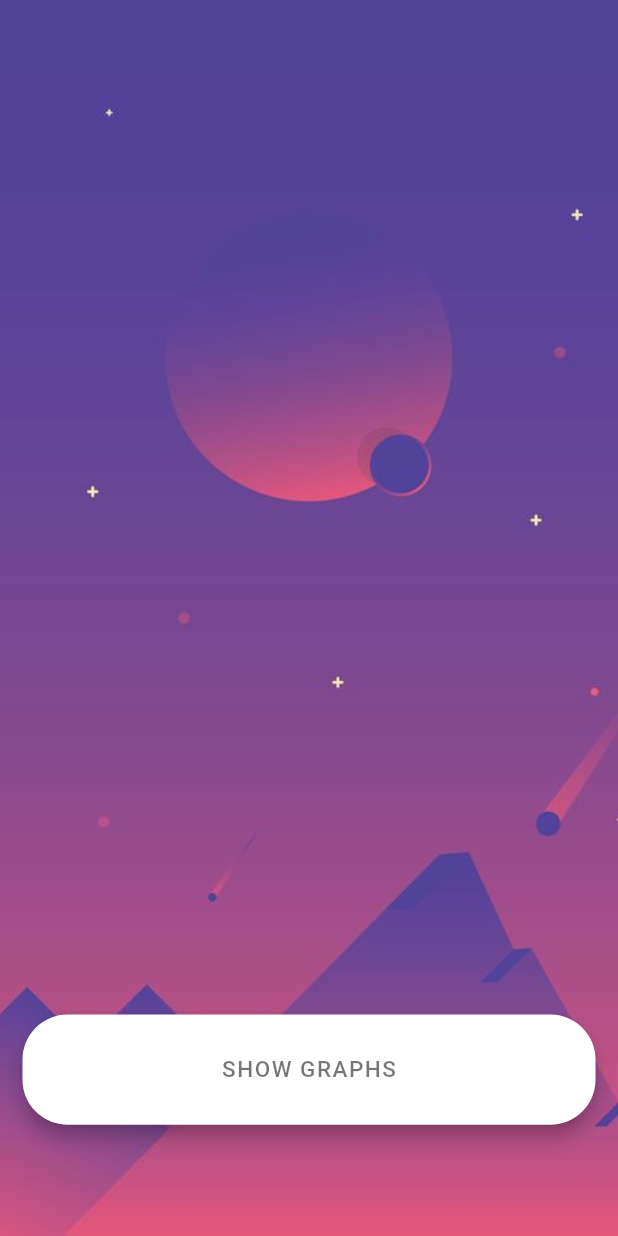
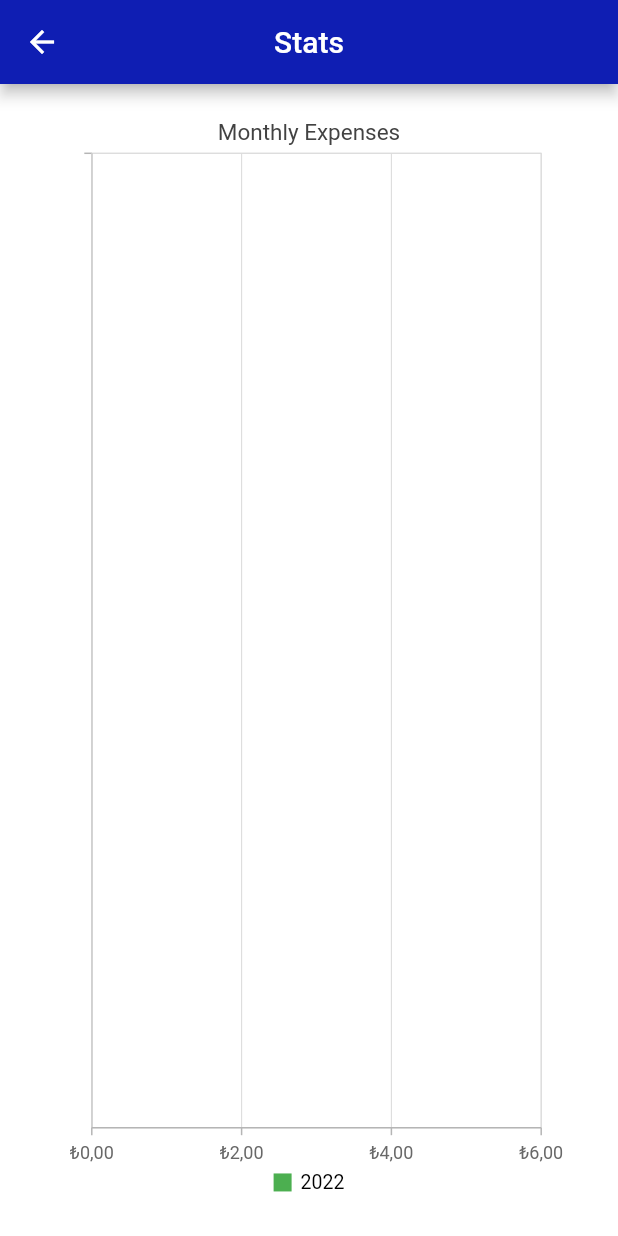
Before and after one commit to caganbicakci/smart_list, a Flutter app: the PreviousOrdersPage screen opened by its route, after a tap on "SHOW GRAPHS", on a phone screen of 412 x 824 dp. Run offline on Flutter 3.47's test engine with Material 2 defaults, Android fonts, the light colour scheme and no system bars; our stand-ins replace bloc, cloud_firestore, equatable, expansion_tile_card, firebase_auth, firebase_core and 8 more; accounts and stored records are empty.

Commit message:
stats page configured

```diff
--- a/lib/bloc/order_bloc/order_bloc.dart
+++ b/lib/bloc/order_bloc/order_bloc.dart
@@ -1,6 +1,9 @@
 import 'package:bloc/bloc.dart';
+import 'package:smart_list/constants/arrays.dart';
 import 'package:smart_list/data/repository/order_repository.dart';
 import 'package:smart_list/models/order.dart';
+
+import '../../models/order_data.dart';
 
 part 'order_event.dart';
 part 'order_state.dart';
@@ -12,8 +15,31 @@ class OrderBloc extends Bloc<OrderEvent, OrderState> {
     on<LoadOrdersEvent>((event, emit) async {
       emit(OrderLoading());
       orders = await orderRepo.getOrders();
-      emit(OrderLoaded(orders: orders!));
-      print(orders);
+      emit(OrderLoaded(orders: orders!, orderDataList: getOrderDataList));
     });
   }
+
+  get getOrderDataList {
+    Map monthlyExpenses = {};
+    List<OrderData> orderDataList = [];
+
+    for (var order in orders!) {
+      var price = order.cost.toStringAsFixed(2);
+      var month = order.date.month;
+      var year = order.date.year;
+      if (year == DateTime.now().year) {
+        if (monthlyExpenses.containsKey(months[month - 1])) {
+          monthlyExpenses[months[month - 1]] += double.parse(price);
+        } else {
+          monthlyExpenses[months[month - 1]] = double.parse(price);
+        }
+      }
+    }
+
+    monthlyExpenses.forEach((key, value) {
+      orderDataList.add(OrderData(key, value));
+    });
+
+    return orderDataList;
+  }
 }
--- a/lib/bloc/order_bloc/order_state.dart
+++ b/lib/bloc/order_bloc/order_state.dart
@@ -10,7 +10,8 @@ class OrderLoading extends OrderState {}
 
 class OrderLoaded extends OrderState {
   final List<Order> orders;
-  const OrderLoaded({required this.orders});
+  final List<OrderData> orderDataList;
+  const OrderLoaded({required this.orders, required this.orderDataList});
 }
 
 class OrderError extends OrderState {}
--- /dev/null
+++ b/lib/constants/arrays.dart
@@ -0,0 +1,14 @@
+List<String> months = [
+  'Jan',
+  'Feb',
+  'Mar',
+  'Apr',
+  'May',
+  'Jun',
+  'Jul',
+  'Aug',
+  'Sep',
+  'Oct',
+  'Nov',
+  'Dec'
+];
--- a/lib/constants/strings.dart
+++ b/lib/constants/strings.dart
@@ -3,7 +3,7 @@
 const String APP_TITLE = 'Smart List';
 
 const String HOME = 'Home';
-const String PAST_PURCHASES = 'Past Purchases';
+const String PREVIOUS_ORDERS = 'Previous Orders';
 const String ABOUT_US = 'About Us';
 
 const String ATTENTION = 'Attention!';
@@ -40,9 +40,14 @@ const String SAVE = 'Save';
 const String CANCEL = 'Cancel';
 
 const String TOTAL_COST = 'Total Cost';
-const String TL_CURRENCY = 'TL';
+const String TL_CURRENCY = '₺';
 
 const String BACK_BTN_TEXT = 'BACK TO SHOPPING';
 const String SHOW_GRAPHS = 'SHOW GRAPHS';
 
 const String CART_IS_EMPTY = 'Cart is Empty!';
+
+const String TL_SYMBOL = '₺';
+const String TR = 'tr';
+
+const String MONTHLY_EXPENSES = 'Monthly Expenses';
--- /dev/null
+++ b/lib/models/order_data.dart
@@ -0,0 +1,5 @@
+class OrderData {
+  String month;
+  double cost;
+  OrderData(this.month, this.cost);
+}
--- a/lib/router/app_router.dart
+++ b/lib/router/app_router.dart
@@ -1,4 +1,5 @@
 import 'package:flutter/material.dart';
+import 'package:smart_list/screens/stats_page.dart';
 import '../screens/auth/password_reset_page.dart';
 import '../screens/cart_page.dart';
 import '../screens/main_screen/main_screen.dart';
@@ -34,6 +35,10 @@ class AppRouter {
         return MaterialPageRoute(
           builder: (_) => PasswordResetPage(),
         );
+      case '/stats_page':
+        return MaterialPageRoute(
+          builder: (_) => StatsPage(),
+        );
       default:
         return null;
     }
--- a/lib/screens/main_screen/main_screen.dart
+++ b/lib/screens/main_screen/main_screen.dart
@@ -37,7 +37,7 @@ class _MainScreenState extends State {
 
   List<Text> texts = const [
     Text(HOME),
-    Text(PAST_PURCHASES),
+    Text(PREVIOUS_ORDERS),
     Text(ABOUT_US),
   ];
 
@@ -109,7 +109,7 @@ class _MainScreenState extends State {
               duration: const Duration(milliseconds: 500),
               tabs: [
                 buildGButton(HOME, LineIcons.home, Colors.deepPurple),
-                buildGButton(PAST_PURCHASES, LineIcons.heart, Colors.teal),
+                buildGButton(PREVIOUS_ORDERS, LineIcons.heart, Colors.teal),
                 buildGButton(ABOUT_US, LineIcons.infoCircle, Colors.pink),
               ],
               selectedIndex: _selectedIndex,
--- a/lib/screens/previous_orders_page.dart
+++ b/lib/screens/previous_orders_page.dart
@@ -6,6 +6,7 @@ import 'package:smart_list/bloc/order_bloc/order_bloc.dart';
 import 'package:smart_list/constants/strings.dart';
 import 'package:smart_list/constants/theme_constants.dart';
 import 'package:smart_list/models/order.dart';
+import 'package:smart_list/screens/stats_page.dart';
 import 'package:smart_list/widgets/custom_button.dart';
 
 import '../models/product.dart';
@@ -67,10 +68,8 @@ class _PreviousOrdersPage extends State<PreviousOrdersPage> {
                                       Expanded(
                                           child: Align(
                                               alignment: Alignment.centerRight,
-                                              child: Text(widget
-                                                      .orders[index].cost
-                                                      .toStringAsFixed(2) +
-                                                  TL_CURRENCY)))
+                                              child: Text(
+                                                  "${widget.orders[index].cost.toStringAsFixed(2)} $TL_CURRENCY")))
                                     ],
                                   ),
                                   children: [
--- a/lib/screens/stats_page.dart
+++ b/lib/screens/stats_page.dart
@@ -1,131 +1,83 @@
-// import 'package:firebase_auth/firebase_auth.dart';
-// import 'package:flutter/material.dart';
-// import 'package:smart_list/constants/constants.dart';
-// import 'package:smart_list/models/previous_purchased_products.dart';
-// import 'package:syncfusion_flutter_charts/charts.dart';
-// import 'package:intl/intl.dart';
+import 'package:flutter/material.dart';
+import 'package:flutter_bloc/flutter_bloc.dart';
+import 'package:smart_list/constants/strings.dart';
+import 'package:smart_list/constants/theme_constants.dart';
+import 'package:syncfusion_flutter_charts/charts.dart';
+import 'package:intl/intl.dart';
 
-// class StatsPage extends StatefulWidget {
-//   @override
-//   State<StatefulWidget> createState() => _StatsPageState();
-// }
+import '../bloc/order_bloc/order_bloc.dart';
+import '../models/order.dart';
+import '../models/order_data.dart';
 
-// class _StatsPageState extends State {
-//   var months = [
-//     'Jan',
-//     'Feb',
-//     'Mar',
-//     'Apr',
-//     'May',
-//     'Jun',
-//     'Jul',
-//     'Aug',
-//     'Sep',
-//     'Oct',
-//     'Nov',
-//     'Dec'
-//   ];
+class StatsPage extends StatefulWidget {
+  StatsPage({Key? key}) : super(key: key);
 
-//   FirebaseAuth auth = FirebaseAuth.instance;
+  @override
+  State<StatefulWidget> createState() => _StatsPageState();
+}
 
-//   // List<_SalesData> chartDataList = [];
-//   List<double> costs = [0, 0, 0, 0, 0, 0, 0, 0, 0, 0, 0, 0];
+class _StatsPageState extends State<StatsPage> {
+  var temp = List.generate(12, (index) {
+    var sum = (DateTime.now().month - index + 12);
+    if (sum != 12) {
+      return sum % 12;
+    } else {
+      return sum;
+    }
+  }).reversed;
 
-//   List<PreviousPurchasedProduct> purchasedProducts = [];
+  late TooltipBehavior _tooltipBehavior;
 
-//   late TooltipBehavior _tooltipBehavior;
+  @override
+  void initState() {
+    _tooltipBehavior = TooltipBehavior(enable: true);
+    super.initState();
+  }
 
-//   @override
-//   void initState() {
-//     _tooltipBehavior = TooltipBehavior(enable: true);
-//     // getPurchaseData();
-//     super.initState();
-//   }
-
-//   @override
-//   Widget build(BuildContext context) {
-//     return Scaffold(
-//         backgroundColor: Colors.white,
-//         appBar: AppBar(
-//           title: const Text('Stats'),
-//           backgroundColor: Constants.themeColor,
-//           centerTitle: true,
-//         ),
-//         body: Center(
-//             child: Container(
-//           color: Colors.white,
-//           height: MediaQuery.of(context).size.height * 0.9,
-//           width: MediaQuery.of(context).size.width * 0.8,
-//           child: SfCartesianChart(
-//             title: ChartTitle(text: 'Monthly Expenses'),
-//             legend: Legend(isVisible: true),
-//             tooltipBehavior: _tooltipBehavior,
-//             // series: <ChartSeries>[
-//             //   BarSeries<_SalesData, String>(
-//             //       name: '2021',
-//             //       // dataSource: getChartData(),
-//             //       // xValueMapper: (_SalesData sales, _) => sales.month,
-//             //       // yValueMapper: (_SalesData sales, _) => sales.cost,
-//             //       dataLabelSettings: DataLabelSettings(isVisible: false),
-//             //       enableTooltip: true,
-//             //       color: Colors.green)
-//             // ],
-//             primaryXAxis: CategoryAxis(),
-//             primaryYAxis: NumericAxis(
-//               edgeLabelPlacement: EdgeLabelPlacement.shift,
-//               numberFormat: NumberFormat.currency(locale: 'tr', symbol: '₺'),
-//             ),
-//           ),
-//         )));
-//   }
-
-//   // getPurchaseData() async {
-//   //   User? user = auth.currentUser;
-//   //   setState(() {
-//   //     DatabaseService.getPurchasedProducts(user!.uid).then((snapshot) {
-//   //       var keys = snapshot.value.keys;
-//   //       var data = snapshot.value;
-
-//   //       purchasedProducts.clear();
-
-//   //       for (var key in keys) {
-//   //         PreviousPurchasedProduct _product = new PreviousPurchasedProduct(
-//   //           double.parse(data[key]['cost'].toString()),
-//   //           data[key]['purchaseDate'],
-//   //           data[key]['products'],
-//   //         );
-
-//   //         setState(() {
-//   //           var tempPrice = _product.cost;
-//   //           var tempMonth = _product.purchaseDate.substring(3, 5);
-//   //           var tempYear = _product.purchaseDate.substring(6, 10);
-//   //           purchasedProducts.add(_product);
-
-//   //           if (tempYear == DateTime.now().year.toString()) {
-//   //             if (tempMonth.startsWith('0')) {
-//   //               costs[int.parse(tempMonth.substring(1, 2)) - 1] += tempPrice;
-//   //             } else {
-//   //               costs[int.parse(tempMonth) - 1] += tempPrice;
-//   //             }
-//   //           }
-//   //         });
-//   //       }
-//   //     });
-//   //   });
-//   // }
-
-//   // List<_SalesData> getChartData() {
-//   //   setState(() {
-//   //     for (int i = 0; i < costs.length; i++) {
-//   //       chartDataList.add(_SalesData(months[i], costs[i]));
-//   //     }
-//   //   });
-//   //   return chartDataList;
-//   // }
-// }
-
-// // class _SalesData {
-// //   String month;
-// //   double cost;
-// //   _SalesData(this.month, this.cost);
-// // }
+  @override
+  Widget build(BuildContext context) {
+    return Scaffold(
+        backgroundColor: Colors.white,
+        appBar: AppBar(
+          title: const Text('Stats'),
+          backgroundColor: ThemeConstants.themeColor,
+          centerTitle: true,
+        ),
+        body: BlocBuilder<OrderBloc, OrderState>(
+          builder: (context, state) {
+            if (state is OrderLoaded) {
+              return Center(
+                  child: Container(
+                color: Colors.white,
+                height: MediaQuery.of(context).size.height * 0.9,
+                width: MediaQuery.of(context).size.width * 0.8,
+                child: SfCartesianChart(
+                  title: ChartTitle(text: MONTHLY_EXPENSES),
+                  legend: Legend(isVisible: true),
+                  tooltipBehavior: _tooltipBehavior,
+                  series: <ChartSeries>[
+                    BarSeries<OrderData, String>(
+                        name: DateTime.now().year.toString(),
+                        dataSource: state.orderDataList,
+                        xValueMapper: (OrderData sales, _) => sales.month,
+                        yValueMapper: (OrderData sales, _) => sales.cost,
+                        dataLabelSettings:
+                            const DataLabelSettings(isVisible: false),
+                        enableTooltip: true,
+                        color: Colors.green)
+                  ],
+                  primaryXAxis: CategoryAxis(),
+                  primaryYAxis: NumericAxis(
+                    edgeLabelPlacement: EdgeLabelPlacement.shift,
+                    numberFormat:
+                        NumberFormat.currency(locale: TR, symbol: TL_SYMBOL),
+                  ),
+                ),
+              ));
+            } else {
+              return Container();
+            }
+          },
+        ));
+  }
+}
--- a/pubspec.yaml
+++ b/pubspec.yaml
@@ -10,6 +10,7 @@ environment:
 dependencies:
   charts_flutter: ^0.11.0
   cloud_firestore: ^3.1.18
+  collection: ^1.16.0
   cupertino_icons: ^1.0.2
   equatable: ^2.0.3
   expansion_tile_card: ^2.0.0
@@ -27,8 +28,8 @@ dependencies:
   lottie: ^1.3.0
   path: null
   syncfusion_flutter_charts: ^20.1.60+1
+  toast: ^0.2.9
   url_launcher: ^6.1.3
-  toast: ^0.2.9
 
 dev_dependencies:
   flutter_lints: ^1.0.0
```
Also changed, not shown: pubspec.lock.
